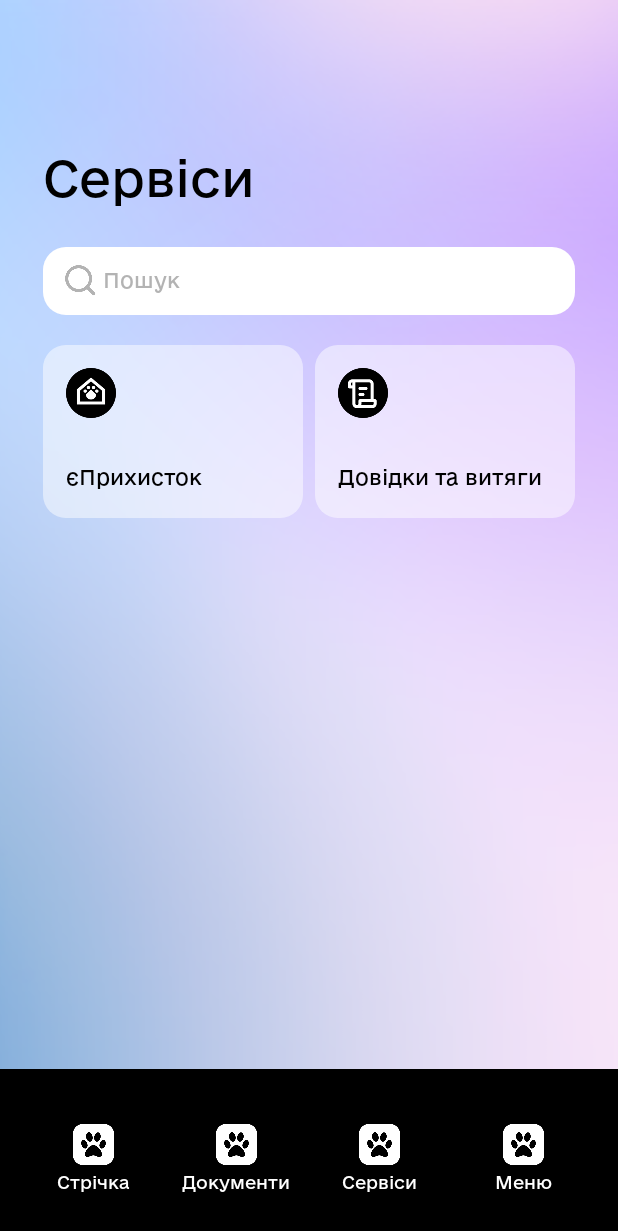
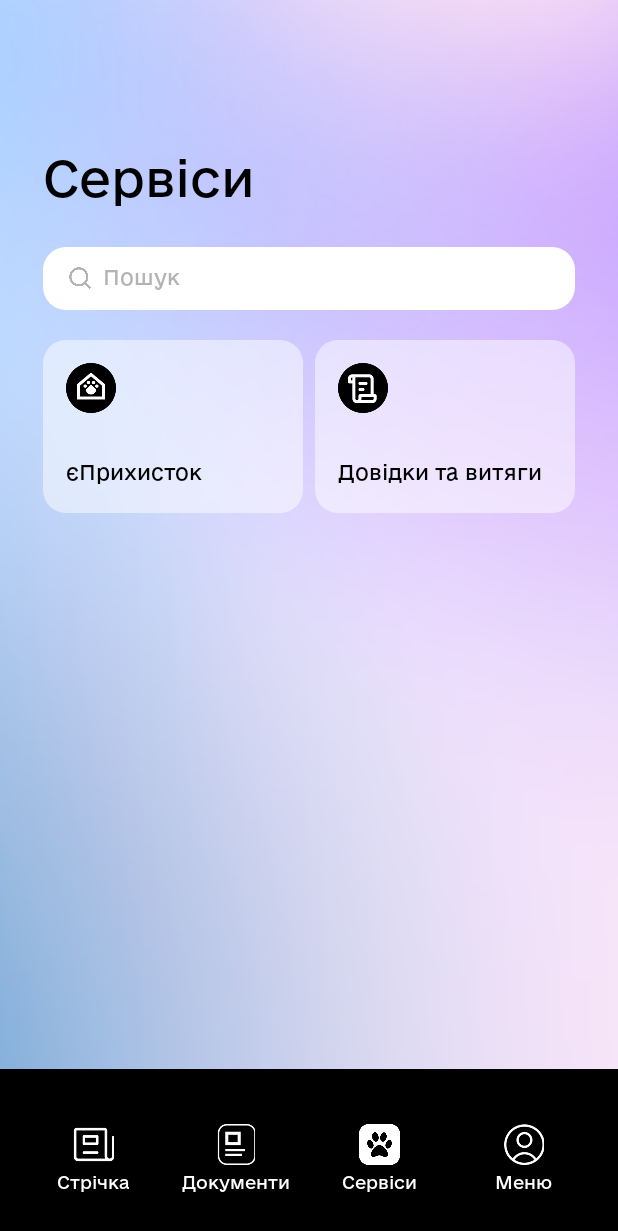
Before and after one commit to kozlov4/ePet, an Android app: the screen it shows after launch (MainActivity), after a tap on "Сервіси", on a phone screen of 412 x 824 dp. Shown: the top 1231 px of the screen. Run offline under Robolectric (Android 15) with nearby library versions, the phone set to English and light mode, and no system bars; 2 other taps on this screen came first.

Commit message:
Додані іконки навігації

```diff
--- a/android/app/src/main/java/com/example/epet/ui/main/view/MainActivity.kt
+++ b/android/app/src/main/java/com/example/epet/ui/main/view/MainActivity.kt
@@ -5,6 +5,7 @@ import androidx.appcompat.app.AppCompatActivity
 import com.example.epet.R
 import androidx.core.view.WindowInsetsControllerCompat
 import android.view.View
+import android.widget.ImageView
 import android.widget.LinearLayout
 import androidx.core.view.ViewCompat
 import androidx.core.view.WindowInsetsCompat
@@ -18,6 +19,11 @@ class MainActivity : AppCompatActivity() {
     private lateinit var ll_to_documents: LinearLayout
     private lateinit var ll_to_services: LinearLayout
     private lateinit var ll_to_menu: LinearLayout
+
+    private lateinit var iv_to_feed: ImageView
+    private lateinit var iv_to_documents: ImageView
+    private lateinit var iv_to_services: ImageView
+    private lateinit var iv_to_menu: ImageView
 
     private lateinit var v_fake_bar: View
 
@@ -41,27 +47,53 @@ class MainActivity : AppCompatActivity() {
         ll_to_services = findViewById(R.id.ll_to_services)
         ll_to_menu = findViewById(R.id.ll_to_menu)
 
+        iv_to_feed = findViewById(R.id.iv_to_feed)
+        iv_to_documents = findViewById(R.id.iv_to_documents)
+        iv_to_services = findViewById(R.id.iv_to_services)
+        iv_to_menu = findViewById(R.id.iv_to_menu)
+
         v_fake_bar = findViewById(R.id.v_fake_bar)
     }
 
     /** Ініціалізація всіх кнопок інтерфейсу **/
     private fun initButtons() {
-        ll_to_feed.setOnClickListener {
-            if (navController.currentDestination?.id != R.id.fragment_feed) {
-                navController.navigate(R.id.fragment_feed, null, navOptions)
+        val buttons = listOf(ll_to_feed, ll_to_documents, ll_to_services, ll_to_menu)
+        val icons = listOf(iv_to_feed, iv_to_documents, iv_to_services, iv_to_menu)
+
+        val selectedImages = listOf(R.drawable.icon_feed_selected, R.drawable.icon_documents_selected, R.drawable.icon_services_selected, R.drawable.icon_menu_selected)
+        val defaultImages = listOf(R.drawable.icon_feed_default, R.drawable.icon_documents_default, R.drawable.icon_services_default, R.drawable.icon_menu_default)
+
+        buttons.forEachIndexed { index, button ->
+            button.setOnClickListener {
+                updateIcons(icons, defaultImages, selectedImages, index)
+                navigateToFragment(index)
             }
         }
+    }
 
-        ll_to_documents.setOnClickListener {
-            if (navController.currentDestination?.id != R.id.fragment_documents) {
-                navController.navigate(R.id.fragment_documents, null, navOptions)
-            }
+    // Фуекція для зміни іконок
+    private fun updateIcons(
+        icons: List<ImageView>,
+        defaultImages: List<Int>,
+        selectedImages: List<Int>,
+        selectedIndex: Int
+    ) {
+        icons.forEachIndexed { i, icon ->
+            icon.setImageResource(if (i == selectedIndex) selectedImages[i] else defaultImages[i])
         }
+    }
 
-        ll_to_services.setOnClickListener {
-            if (navController.currentDestination?.id != R.id.fragment_services) {
-                navController.navigate(R.id.fragment_services, null, navOptions)
-            }
+    // Фуекція для навігації
+    private fun navigateToFragment(index: Int) {
+        val destinationId = when(index) {
+            0 -> R.id.fragment_feed
+            1 -> R.id.fragment_documents
+            2 -> R.id.fragment_services
+            3 -> R.id.fragment_menu
+            else -> null
+        }
+        if (destinationId != null && navController.currentDestination?.id != destinationId) {
+            navController.navigate(destinationId, null, navOptions)
         }
     }
 
--- a/android/app/src/main/res/layout/activity_main.xml
+++ b/android/app/src/main/res/layout/activity_main.xml
@@ -42,11 +42,12 @@
             android:focusable="true">
 
             <ImageView
-                android:layout_width="27dp"
+                android:id="@+id/iv_to_feed"
+                android:layout_width="35dp"
                 android:layout_height="27dp"
                 android:adjustViewBounds="true"
-                android:scaleType="centerCrop"
-                android:src="@drawable/icon_services" />
+                android:scaleType="centerInside"
+                android:src="@drawable/icon_feed_default" />
 
             <TextView
                 android:layout_width="wrap_content"
@@ -69,11 +70,12 @@
             android:focusable="true">
 
             <ImageView
-                android:layout_width="27dp"
+                android:id="@+id/iv_to_documents"
+                android:layout_width="35dp"
                 android:layout_height="27dp"
                 android:adjustViewBounds="true"
-                android:scaleType="centerCrop"
-                android:src="@drawable/icon_services" />
+                android:scaleType="centerInside"
+                android:src="@drawable/icon_documents_default" />
 
             <TextView
                 android:layout_width="wrap_content"
@@ -96,11 +98,12 @@
             android:focusable="true">
 
             <ImageView
-                android:layout_width="27dp"
+                android:id="@+id/iv_to_services"
+                android:layout_width="35dp"
                 android:layout_height="27dp"
                 android:adjustViewBounds="true"
-                android:scaleType="centerCrop"
-                android:src="@drawable/icon_services" />
+                android:scaleType="centerInside"
+                android:src="@drawable/icon_services_default" />
 
             <TextView
                 android:layout_width="wrap_content"
@@ -123,11 +126,12 @@
             android:focusable="true">
 
             <ImageView
-                android:layout_width="27dp"
+                android:id="@+id/iv_to_menu"
+                android:layout_width="35dp"
                 android:layout_height="27dp"
                 android:adjustViewBounds="true"
-                android:scaleType="centerCrop"
-                android:src="@drawable/icon_services" />
+                android:scaleType="centerInside"
+                android:src="@drawable/icon_menu_default" />
 
             <TextView
                 android:layout_width="wrap_content"
--- a/android/app/src/main/res/layout/fragment_services.xml
+++ b/android/app/src/main/res/layout/fragment_services.xml
@@ -18,7 +18,7 @@
     <androidx.constraintlayout.widget.ConstraintLayout
         android:id="@+id/ll_search"
         android:layout_width="0dp"
-        android:layout_height="45dp"
+        android:layout_height="42dp"
         android:orientation="vertical"
         android:background="@drawable/bg_white"
         app:layout_constraintStart_toStartOf="@+id/guideline_vertical_left"
@@ -30,7 +30,7 @@
             android:layout_width="30dp"
             android:layout_height="0dp"
             android:scaleType="centerCrop"
-            android:padding="10dp"
+            android:padding="12dp"
             android:layout_marginLeft="10dp"
             android:src="@drawable/icon_magnifier"
             app:layout_constraintStart_toStartOf="@+id/ll_search"
--- a/android/app/src/main/res/navigation/nav_graph_main.xml
+++ b/android/app/src/main/res/navigation/nav_graph_main.xml
@@ -15,4 +15,8 @@
     <fragment
         android:id="@+id/fragment_services"
         android:name="com.example.epet.ui.main.view.ServicesFragment" />
+
+    <fragment
+        android:id="@+id/fragment_menu"
+        android:name="com.example.epet.ui.main.view.MenuFragment" />
 </navigation>
```
Also changed, not shown: android/app/src/main/java/com/example/epet/ui/main/view/MenuFragment.kt (added, +24 -0 lines), android/app/src/main/res/layout/fragment_menu.xml (added, +48 -0 lines), android/app/src/main/res/drawable/icon_documents_default.png (added), android/app/src/main/res/drawable/icon_documents_selected.png (added), android/app/src/main/res/drawable/icon_feed_default.png (added), android/app/src/main/res/drawable/icon_feed_selected.png (added), android/app/src/main/res/drawable/icon_menu_default.png (added), android/app/src/main/res/drawable/icon_menu_selected.png (added), android/app/src/main/res/drawable/icon_services_default.png (added), android/app/src/main/res/drawable/icon_services_selected.png (renamed from android/app/src/main/res/drawable/icon_services.png).
